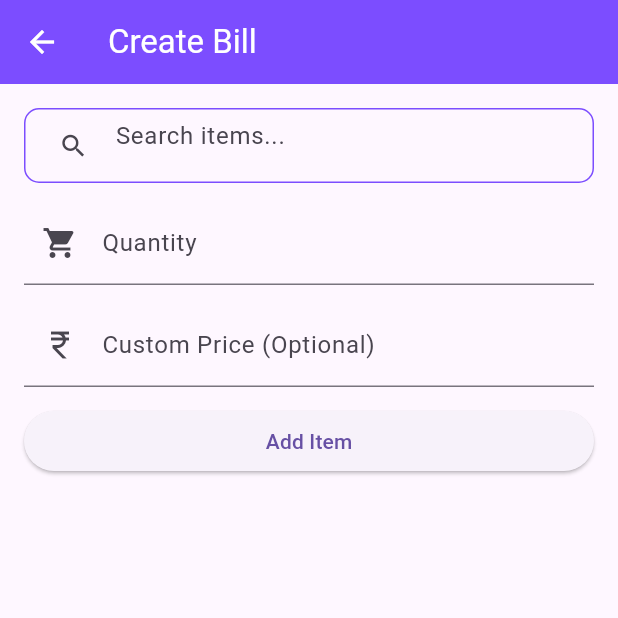
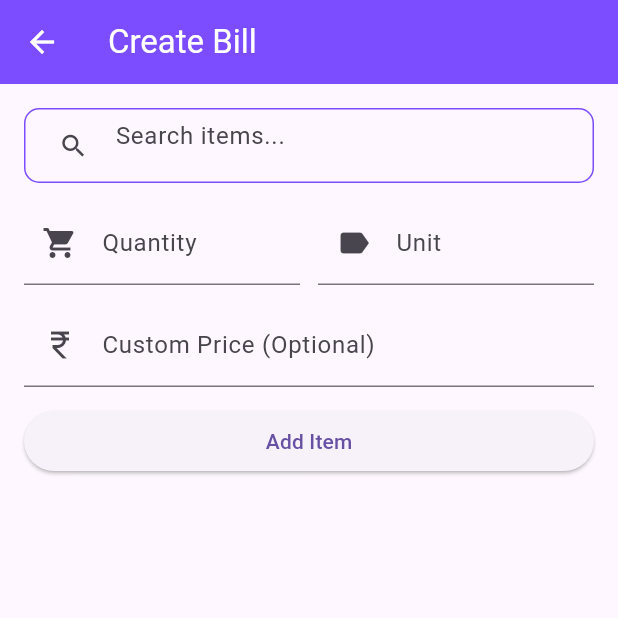
Before and after one commit to MoizSitabkhan/tasco-billing.app, a Flutter app: the CreateBillScreen screen opened by its route, on a phone screen of 412 x 824 dp, the top half of it. Run offline on Flutter 3.47's test engine with Material 3 defaults, Android fonts, the phone set to English and light mode, and no system bars; our stand-ins replace pdf, share_plus, sqflite; accounts and stored records are empty.

Commit message:
Feature: Add custom unit input to bill creation screen with PDF column layout

```diff
--- a/lib/screens/create_bill_screen.dart
+++ b/lib/screens/create_bill_screen.dart
@@ -21,6 +21,7 @@ class _CreateBillScreenState extends State<CreateBillScreen> {
   int? selectedItemId;
   double quantity = 1.0;
   double customPrice = 0;
+  String customUnit = '';
   double total = 0;
   double packingCost = 0;
   double previousBalance = 0;
@@ -29,6 +30,7 @@ class _CreateBillScreenState extends State<CreateBillScreen> {
   TextEditingController searchController = TextEditingController();
   TextEditingController quantityController = TextEditingController();
   TextEditingController priceController = TextEditingController();
+  TextEditingController unitController = TextEditingController();
 
   @override
   void initState() {
@@ -59,6 +61,7 @@ class _CreateBillScreenState extends State<CreateBillScreen> {
     searchController.dispose();
     quantityController.dispose();
     priceController.dispose();
+    unitController.dispose();
     super.dispose();
   }
 
@@ -90,6 +93,7 @@ class _CreateBillScreenState extends State<CreateBillScreen> {
         stockItems.firstWhere((item) => item['id'] == selectedItemId);
     double price = customPrice > 0 ? customPrice : selected['price'];
     double itemTotal = price * quantity;
+    String unit = customUnit.isNotEmpty ? customUnit : '';
 
     // Check if item already exists in bill (match by name, case-insensitive)
     int existingIndex = billItems.indexWhere((item) =>
@@ -116,16 +120,18 @@ class _CreateBillScreenState extends State<CreateBillScreen> {
         'qty': quantity,
         'price': price,
         'total': itemTotal,
-        'unit': selected['unit'] ?? 'dz',
+        'unit': unit,
       });
       total += itemTotal;
     }
 
     quantity = 1.0;
     customPrice = 0;
+    customUnit = '';
     selectedItemId = null;
     quantityController.clear();
     priceController.clear();
+    unitController.clear();
     searchController.clear();
 
     setState(() {});
@@ -372,8 +378,11 @@ class _CreateBillScreenState extends State<CreateBillScreen> {
                             ),
                           ),
                         const SizedBox(height: 12),
-                        // Quantity Input (supports decimals)
-                        TextField(
+                        // Quantity and Unit Input (side by side)
+                        Row(
+                          children: [
+                            Expanded(
+                              child: TextField(
                                 controller: quantityController,
                                 keyboardType: const TextInputType.numberWithOptions(
                                     decimal: true),
@@ -389,6 +398,23 @@ class _CreateBillScreenState extends State<CreateBillScreen> {
                                 inputFormatters: [
                                   FilteringTextInputFormatter.allow(
                                     RegExp(r'^\d+\.?\d?'),
+                                  ),
+                                ],
+                              ),
+                            ),
+                            const SizedBox(width: 12),
+                            Expanded(
+                              child: TextField(
+                                controller: unitController,
+                                decoration: InputDecoration(
+                                  labelText: 'Unit',
+                                  prefixIcon: const Icon(Icons.label),
+                                  hintText: 'e.g., dz, pcs, kg',
+                                ),
+                                onChanged: (val) {
+                                  customUnit = val;
+                                },
+                              ),
                             ),
                           ],
                         ),
@@ -449,9 +475,9 @@ class _CreateBillScreenState extends State<CreateBillScreen> {
                                               qty == qty.roundToDouble()
                                                   ? qty.toStringAsFixed(0)
                                                   : qty.toStringAsFixed(1);
-                                          final unit = item['unit'] ?? 'dz';
+                                          final unit = item['unit'] ?? '';
                                           return Text(
-                                            'Qty: $qtyStr $unit × ₹${(item['price'] as num).toDouble().toStringAsFixed(2)}',
+                                            'Qty: $qtyStr${ unit.isNotEmpty ? ' $unit' : ''} × ₹${(item['price'] as num).toDouble().toStringAsFixed(2)}',
                                             style: const TextStyle(
                                                 color: appPrimaryColor),
                                           );
@@ -667,6 +693,7 @@ class _CreateBillScreenState extends State<CreateBillScreen> {
         TextEditingController(text: (item['qty'] as num).toDouble().toString());
     final priceController = TextEditingController(
         text: (item['price'] as num).toDouble().toStringAsFixed(2));
+    final unitController = TextEditingController(text: item['unit'] ?? '');
 
     showDialog(
       context: context,
@@ -685,6 +712,11 @@ class _CreateBillScreenState extends State<CreateBillScreen> {
                   RegExp(r'^\d+\.?\d?'),
                 ),
               ],
+            ),
+            const SizedBox(height: 8),
+            TextField(
+              controller: unitController,
+              decoration: const InputDecoration(labelText: 'Unit'),
             ),
             const SizedBox(height: 8),
             TextField(
@@ -720,6 +752,7 @@ class _CreateBillScreenState extends State<CreateBillScreen> {
                   (item['price'] as num).toDouble();
               setState(() {
                 billItems[index]['qty'] = newQty;
+                billItems[index]['unit'] = unitController.text;
                 billItems[index]['price'] = newPrice;
                 billItems[index]['total'] = newQty * newPrice;
                 total = billItems.fold(
```
Also changed, not shown: lib/db/database.dart (+2 -10 lines), lib/screens/items_screen.dart (+4 -40 lines), lib/utils/pdf_generator.dart (+28 -6 lines). Lines whose indentation alone changed are shown as unchanged.
